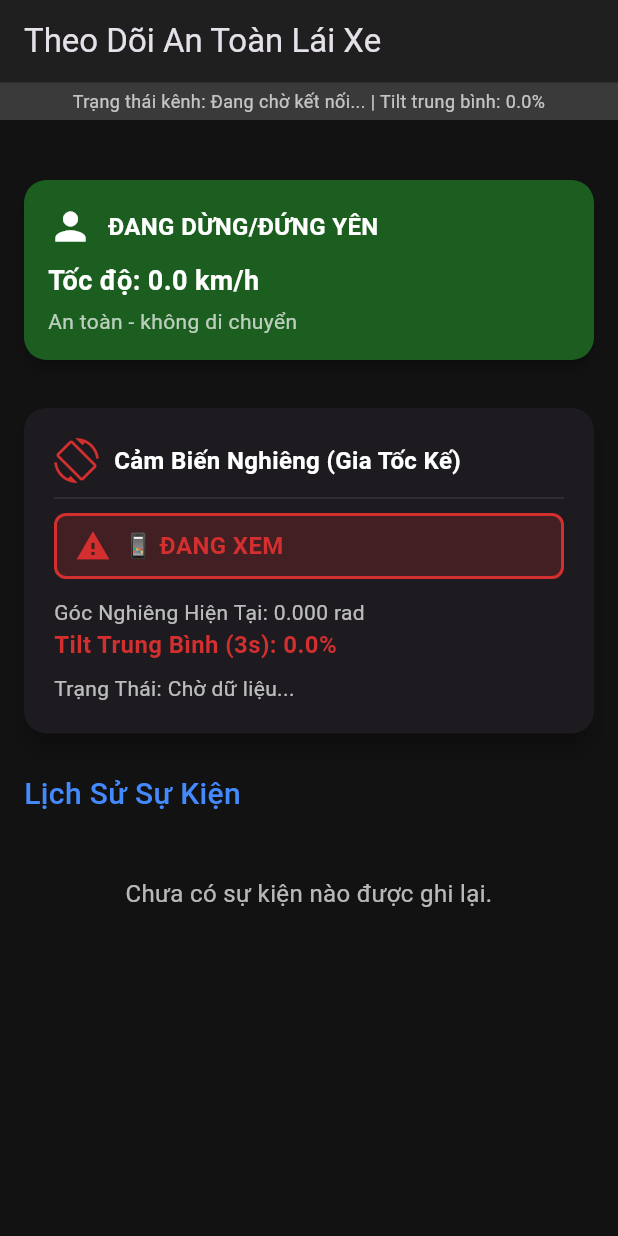
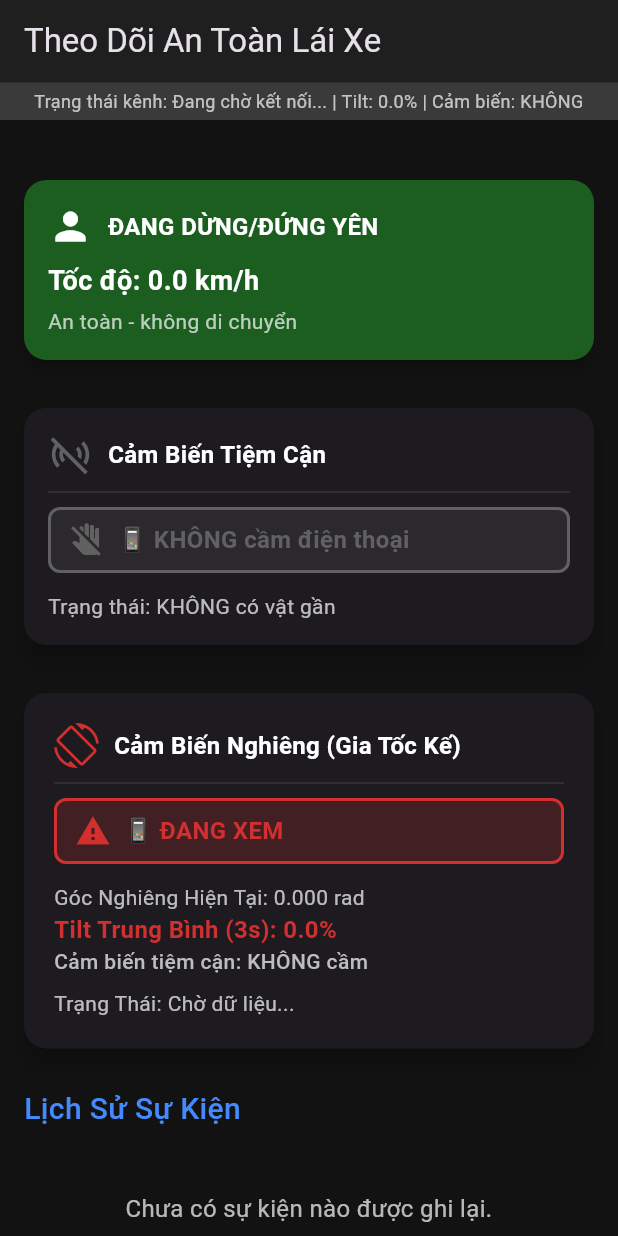
Before and after one commit to nguyenquangnam1988vt-eng/mokhoa, a Flutter app: the screen it shows after launch, on a phone screen of 412 x 824 dp. Run offline on Flutter 3.47's test engine with Material 3 defaults, Android fonts, the light colour scheme and no system bars.

Commit message:
update something

```diff
--- a/lib/main.dart
+++ b/lib/main.dart
@@ -18,6 +18,7 @@ class MonitorEvent {
   final double? tiltValue;
   final double? speed;
   final bool? isDriving;
+  final bool? isProximityDetected; // 🆕 THÊM: Trạng thái cảm biến tiệm cận
   final DateTime timestamp;
 
   MonitorEvent({
@@ -27,6 +28,7 @@ class MonitorEvent {
     this.tiltValue,
     this.speed,
     this.isDriving,
+    this.isProximityDetected, // 🆕 THÊM
     required this.timestamp,
   });
 
@@ -38,6 +40,7 @@ class MonitorEvent {
       tiltValue: json['tiltValue'] as double?,
       speed: json['speed'] as double?,
       isDriving: json['isDriving'] as bool?,
+      isProximityDetected: json['isProximityDetected'] as bool?, // 🆕 THÊM
       timestamp: DateTime.fromMillisecondsSinceEpoch(json['timestamp'] as int),
     );
   }
@@ -73,11 +76,13 @@ class _MonitorScreenState extends State<MonitorScreen> {
   List<MonitorEvent> _historyEvents = [];
   MonitorEvent? _latestTiltEvent;
   MonitorEvent? _latestDangerEvent;
+  MonitorEvent? _latestProximityEvent; // 🆕 THÊM: Sự kiện cảm biến tiệm cận mới nhất
   String _connectionStatus = "Đang chờ kết nối...";
   double _currentSpeed = 0.0;
   bool _isDriving = false;
+  bool _isProximityDetected = false; // 🆕 THÊM: Trạng thái cảm biến tiệm cận
 
-  // 🎯 CẬP NHẬT: Lưu trữ lịch sử tilt để tính trung bình 3s
+  // Lưu trữ lịch sử tilt để tính trung bình 3s
   final List<double> _tiltHistory = [];
   static const int _tiltBufferSize = 30; // 30 mẫu * 100ms = 3 giây
   double _averageTiltPercent = 0.0;
@@ -96,9 +101,7 @@ class _MonitorScreenState extends State<MonitorScreen> {
     );
   }
 
-  // 🎯 CẬP NHẬT: Hàm tính tilt trung bình 3s
   void _updateTiltAverage(double tiltRadians) {
-    // Chuyển radian sang phần trăm (0-100%)
     double tiltPercent = (tiltRadians.abs() / (pi / 2)) * 100.0;
     tiltPercent = tiltPercent.clamp(0.0, 100.0);
 
@@ -107,13 +110,11 @@ class _MonitorScreenState extends State<MonitorScreen> {
       _tiltHistory.removeAt(0);
     }
 
-    // Tính trung bình 3s
     if (_tiltHistory.isNotEmpty) {
       _averageTiltPercent = _tiltHistory.reduce((a, b) => a + b) / _tiltHistory.length;
     }
   }
 
-  // 🎯 CẬP NHẬT: Hàm xác định trạng thái tilt theo ngưỡng mới
   String _getTiltStatus(double tiltPercent) {
     if (tiltPercent <= 55.0) {
       return "📱 ĐANG XEM";
@@ -124,15 +125,23 @@ class _MonitorScreenState extends State<MonitorScreen> {
     }
   }
 
-  // 🎯 CẬP NHẬT: Hàm xác định màu sắc theo trạng thái tilt mới
   Color _getTiltColor(double tiltPercent) {
     if (tiltPercent <= 55.0) {
-      return Colors.red.shade700; // ĐANG XEM - ĐỎ
+      return Colors.red.shade700;
     } else if (tiltPercent < 65.0) {
-      return Colors.orange.shade700; // TRUNG GIAN - CAM
+      return Colors.orange.shade700;
     } else {
-      return Colors.green.shade700; // KHÔNG XEM - XANH
+      return Colors.green.shade700;
     }
+  }
+
+  // 🆕 THÊM: Hàm xác định trạng thái cảm biến tiệm cận
+  String _getProximityStatus(bool isProximityDetected) {
+    return isProximityDetected ? "📱 ĐANG CẦM ĐIỆN THOẠI" : "📱 KHÔNG cầm điện thoại";
+  }
+
+  Color _getProximityColor(bool isProximityDetected) {
+    return isProximityDetected ? Colors.blue.shade700 : Colors.grey.shade700;
   }
 
   void _onEvent(dynamic event) {
@@ -144,12 +153,22 @@ class _MonitorScreenState extends State<MonitorScreen> {
 
         if (monitorEvent.type == 'TILT_EVENT') {
           _latestTiltEvent = monitorEvent;
-          // Cập nhật tilt trung bình khi có dữ liệu mới
           if (monitorEvent.tiltValue != null) {
             _updateTiltAverage(monitorEvent.tiltValue!);
           }
+          // 🆕 CẬP NHẬT: Trạng thái cảm biến tiệm cận từ sự kiện tilt
+          if (monitorEvent.isProximityDetected != null) {
+            _isProximityDetected = monitorEvent.isProximityDetected!;
+          }
         } else if (monitorEvent.type == 'DANGER_EVENT') {
           _latestDangerEvent = monitorEvent;
+          _historyEvents.insert(0, monitorEvent);
+        } else if (monitorEvent.type == 'PROXIMITY_EVENT') {
+          // 🆕 MỚI: Xử lý sự kiện cảm biến tiệm cận
+          _latestProximityEvent = monitorEvent;
+          if (monitorEvent.isProximityDetected != null) {
+            _isProximityDetected = monitorEvent.isProximityDetected!;
+          }
           _historyEvents.insert(0, monitorEvent);
         } else if (monitorEvent.type == 'DRIVING_STATUS' || monitorEvent.type == 'LOCATION_UPDATE') {
           _currentSpeed = monitorEvent.speed ?? 0.0;
@@ -220,10 +239,18 @@ class _MonitorScreenState extends State<MonitorScreen> {
               'Thời gian: ${_latestDangerEvent!.timestamp.toString().substring(11, 19)}',
               style: const TextStyle(color: Colors.white70, fontSize: 12),
             ),
-            // Hiển thị tilt trung bình khi cảnh báo
             Text(
               'Tilt trung bình: ${_averageTiltPercent.toStringAsFixed(1)}%',
               style: const TextStyle(color: Colors.white70, fontSize: 12),
+            ),
+            // 🆕 THÊM: Hiển thị trạng thái cảm biến tiệm cận trong cảnh báo
+            Text(
+              'Cảm biến tiệm cận: ${_isProximityDetected ? "PHÁT HIỆN" : "KHÔNG"}',
+              style: TextStyle(
+                color: _isProximityDetected ? Colors.yellow : Colors.white70,
+                fontSize: 12,
+                fontWeight: FontWeight.bold,
+              ),
             ),
           ],
         ),
@@ -284,11 +311,83 @@ class _MonitorScreenState extends State<MonitorScreen> {
     );
   }
 
+  // 🆕 THÊM: Card hiển thị trạng thái cảm biến tiệm cận
+  Widget _buildProximitySensorCard() {
+    final String proximityStatus = _getProximityStatus(_isProximityDetected);
+    final Color proximityColor = _getProximityColor(_isProximityDetected);
+
+    return Card(
+      elevation: 6,
+      shape: RoundedRectangleBorder(borderRadius: BorderRadius.circular(15)),
+      child: Padding(
+        padding: const EdgeInsets.all(16.0),
+        child: Column(
+          crossAxisAlignment: CrossAxisAlignment.start,
+          children: [
+            Row(
+              children: [
+                Icon(
+                  _isProximityDetected ? Icons.sensors : Icons.sensors_off,
+                  color: proximityColor,
+                  size: 30,
+                ),
+                const SizedBox(width: 10),
+                const Text(
+                  'Cảm Biến Tiệm Cận',
+                  style: TextStyle(color: Colors.white, fontWeight: FontWeight.bold, fontSize: 16),
+                ),
+              ],
+            ),
+            const Divider(color: Colors.white10, height: 20),
+
+            Container(
+              padding: const EdgeInsets.symmetric(horizontal: 12, vertical: 8),
+              decoration: BoxDecoration(
+                color: proximityColor.withOpacity(0.2),
+                borderRadius: BorderRadius.circular(8),
+                border: Border.all(color: proximityColor, width: 2),
+              ),
+              child: Row(
+                children: [
+                  Icon(
+                    _isProximityDetected ? Icons.touch_app : Icons.do_not_touch,
+                    color: proximityColor,
+                  ),
+                  const SizedBox(width: 8),
+                  Expanded(
+                    child: Text(
+                      proximityStatus,
+                      style: TextStyle(
+                        fontSize: 16,
+                        fontWeight: FontWeight.bold,
+                        color: proximityColor,
+                      ),
+                    ),
+                  ),
+                ],
+              ),
+            ),
+
+            const SizedBox(height: 12),
+            Text(
+              'Trạng thái: ${_isProximityDetected ? "CÓ vật gần mặt trước" : "KHÔNG có vật gần"}',
+              style: const TextStyle(fontSize: 14, color: Colors.white70),
+            ),
+            if (_latestProximityEvent != null)
+              Text(
+                'Cập nhật: ${_latestProximityEvent!.timestamp.toString().substring(11, 19)}',
+                style: const TextStyle(fontSize: 12, color: Colors.white54),
+              ),
+          ],
+        ),
+      ),
+    );
+  }
+
   Widget _buildTiltMonitorCard() {
     final double tiltValue = _latestTiltEvent?.tiltValue ?? 0.0;
     final String tiltMessage = _latestTiltEvent?.message ?? 'Chờ dữ liệu...';
 
-    // 🎯 CẬP NHẬT: Sử dụng tilt trung bình và ngưỡng mới
     final String tiltStatus = _getTiltStatus(_averageTiltPercent);
     final Color tiltColor = _getTiltColor(_averageTiltPercent);
 
@@ -312,7 +411,6 @@ class _MonitorScreenState extends State<MonitorScreen> {
             ),
             const Divider(color: Colors.white10, height: 20),
 
-            // 🎯 CẬP NHẬT: Hiển thị trạng thái tilt theo ngưỡng mới (không có %)
             Container(
               padding: const EdgeInsets.symmetric(horizontal: 12, vertical: 8),
               decoration: BoxDecoration(
@@ -355,6 +453,15 @@ class _MonitorScreenState extends State<MonitorScreen> {
                 color: tiltColor,
               ),
             ),
+            // 🆕 THÊM: Hiển thị trạng thái cảm biến tiệm cận trong card tilt
+            Text(
+              'Cảm biến tiệm cận: ${_isProximityDetected ? "ĐANG CẦM" : "KHÔNG cầm"}',
+              style: TextStyle(
+                fontSize: 14,
+                color: _isProximityDetected ? Colors.blue.shade300 : Colors.grey.shade400,
+                fontWeight: FontWeight.w500,
+              ),
+            ),
             const SizedBox(height: 8),
             Text(
               'Trạng Thái: $tiltMessage',
@@ -384,6 +491,10 @@ class _MonitorScreenState extends State<MonitorScreen> {
         if (event.location != null) {
           subtitle += '\nVị trí: ${event.location}';
         }
+        // 🆕 THÊM: Hiển thị trạng thái cảm biến tiệm cận
+        if (event.isProximityDetected != null) {
+          subtitle += '\nCảm biến: ${event.isProximityDetected! ? "CÓ vật" : "KHÔNG"}';
+        }
         break;
 
       case 'DANGER_EVENT':
@@ -396,6 +507,16 @@ class _MonitorScreenState extends State<MonitorScreen> {
           double tiltPercent = (event.tiltValue!.abs() / (pi / 2)) * 100.0;
           subtitle += '\nTilt: ${tiltPercent.toStringAsFixed(1)}%';
         }
+        // 🆕 THÊM: Hiển thị trạng thái cảm biến tiệm cận
+        if (event.isProximityDetected != null) {
+          subtitle += '\nĐang cầm: ${event.isProximityDetected! ? "CÓ" : "KHÔNG"}';
+        }
+        break;
+
+      case 'PROXIMITY_EVENT': // 🆕 MỚI: Xử lý sự kiện cảm biến tiệm cận
+        eventColor = event.isProximityDetected == true ? Colors.blue.shade400 : Colors.grey.shade400;
+        icon = event.isProximityDetected == true ? Icons.sensors : Icons.sensors_off;
+        subtitle += '\nTrạng thái: ${event.isProximityDetected == true ? "CÓ vật gần" : "KHÔNG có vật"}';
         break;
 
       case 'DRIVING_STATUS':
@@ -456,7 +577,7 @@ class _MonitorScreenState extends State<MonitorScreen> {
             width: double.infinity,
             padding: const EdgeInsets.symmetric(vertical: 4.0),
             child: Text(
-              'Trạng thái kênh: $_connectionStatus | Tilt trung bình: ${_averageTiltPercent.toStringAsFixed(1)}%',
+              'Trạng thái kênh: $_connectionStatus | Tilt: ${_averageTiltPercent.toStringAsFixed(1)}% | Cảm biến: ${_isProximityDetected ? "CÓ" : "KHÔNG"}',
               textAlign: TextAlign.center,
               style: const TextStyle(fontSize: 12, color: Colors.white70),
             ),
@@ -475,6 +596,12 @@ class _MonitorScreenState extends State<MonitorScreen> {
             child: Padding(
               padding: const EdgeInsets.all(12.0),
               child: _buildDrivingStatusCard(),
+            ),
+          ),
+          SliverToBoxAdapter(
+            child: Padding(
+              padding: const EdgeInsets.all(12.0),
+              child: _buildProximitySensorCard(), // 🆕 THÊM: Card cảm biến tiệm cận
             ),
           ),
           SliverToBoxAdapter(
```
Also changed, not shown: 1 other file.
